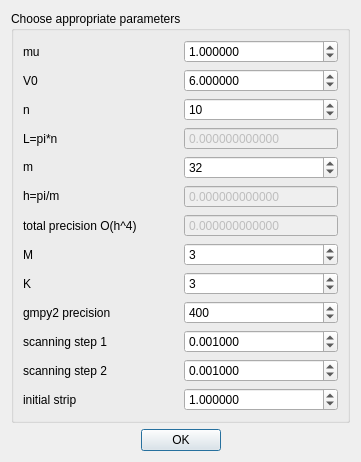
This is gui/dialog_params/ui_dialog_params.ui in PKizin/gsa as Qt 5 draws it before an edit. The edited form follows.
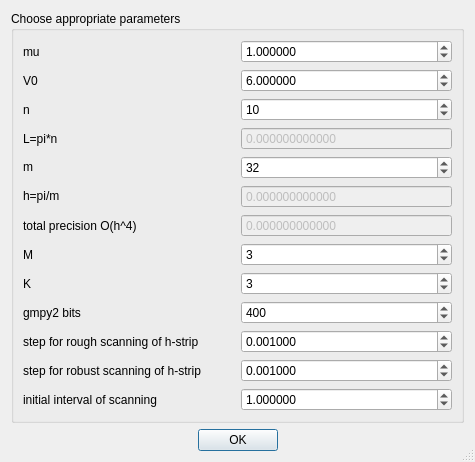
This is the edited form. Icons and pictures are not drawn.

Patch:
```diff
--- a/gui/dialog_params/ui_dialog_params.ui
+++ b/gui/dialog_params/ui_dialog_params.ui
@@ -6,7 +6,7 @@
    <rect>
     <x>0</x>
     <y>0</y>
-    <width>361</width>
+    <width>475</width>
     <height>422</height>
    </rect>
   </property>
@@ -17,6 +17,9 @@
    <iconset>
     <normaloff>../solitonIcon.png</normaloff>../solitonIcon.png</iconset>
   </property>
+  <property name="sizeGripEnabled">
+   <bool>true</bool>
+  </property>
   <layout class="QGridLayout" name="gridLayout_2">
    <item row="0" column="0">
     <layout class="QGridLayout" name="gridLayout">
@@ -120,7 +123,7 @@
           <item row="12" column="0">
            <widget class="QLabel" name="label_12">
             <property name="text">
-             <string>initial strip</string>
+             <string>initial interval of scanning</string>
             </property>
            </widget>
           </item>
@@ -310,13 +313,6 @@
             </property>
            </widget>
           </item>
-          <item row="11" column="0">
-           <widget class="QLabel" name="label_11">
-            <property name="text">
-             <string>scanning step 2</string>
-            </property>
-           </widget>
-          </item>
           <item row="10" column="1">
            <widget class="QDoubleSpinBox" name="spinBox_fi">
             <property name="decimals">
@@ -339,7 +335,7 @@
           <item row="10" column="0">
            <widget class="QLabel" name="label_10">
             <property name="text">
-             <string>scanning step 1</string>
+             <string>step for rough scanning of h-strip</string>
             </property>
            </widget>
           </item>
@@ -356,7 +352,7 @@
           <item row="9" column="0">
            <widget class="QLabel" name="label_6">
             <property name="text">
-             <string>gmpy2 precision</string>
+             <string>gmpy2 bits</string>
             </property>
            </widget>
           </item>
@@ -393,6 +389,13 @@
             </property>
            </widget>
           </item>
+          <item row="11" column="0">
+           <widget class="QLabel" name="label_11">
+            <property name="text">
+             <string>step for robust scanning of h-strip</string>
+            </property>
+           </widget>
+          </item>
          </layout>
         </item>
        </layout>
```
